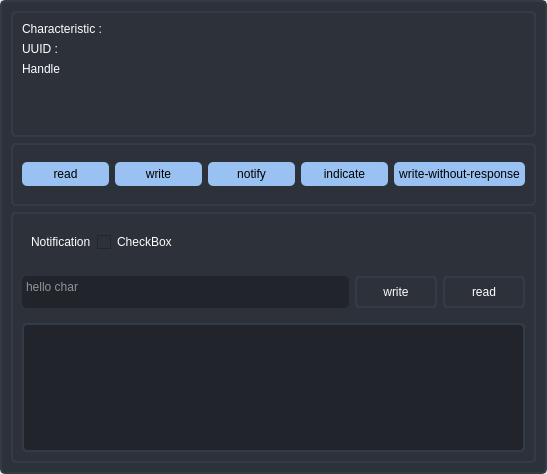
Above: char.ui from EdwinFairchild/BLE-PyDex before the change. Below: the same form after it.
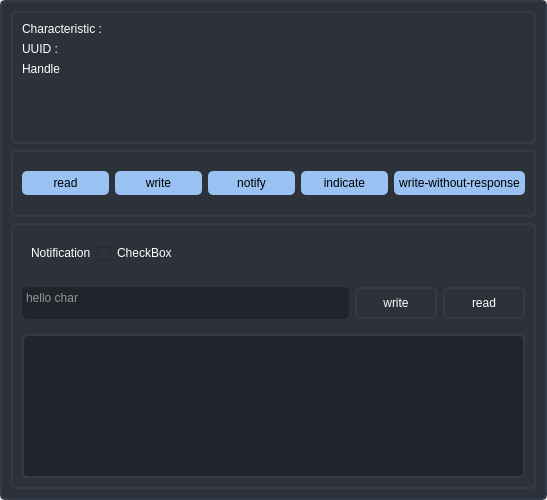
That is the form after the change. Custom widgets are drawn as their Qt base class.

```diff
--- a/char.ui
+++ b/char.ui
@@ -7,7 +7,7 @@
     <x>0</x>
     <y>0</y>
     <width>547</width>
-    <height>474</height>
+    <height>500</height>
    </rect>
   </property>
   <property name="windowTitle">
```
